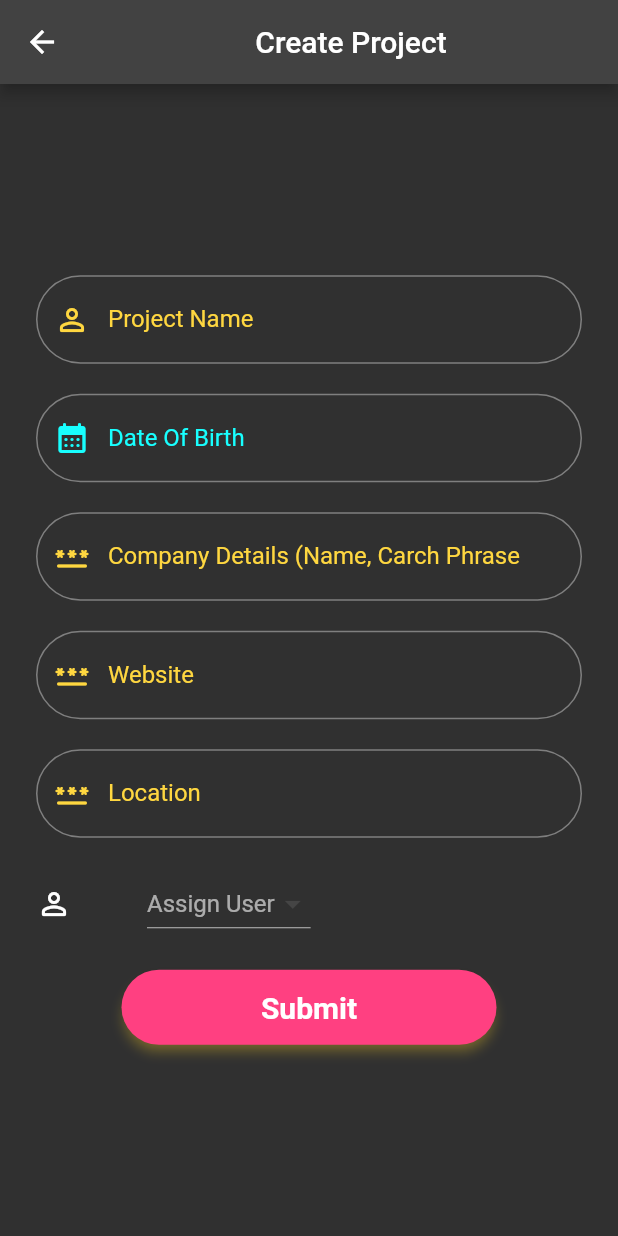
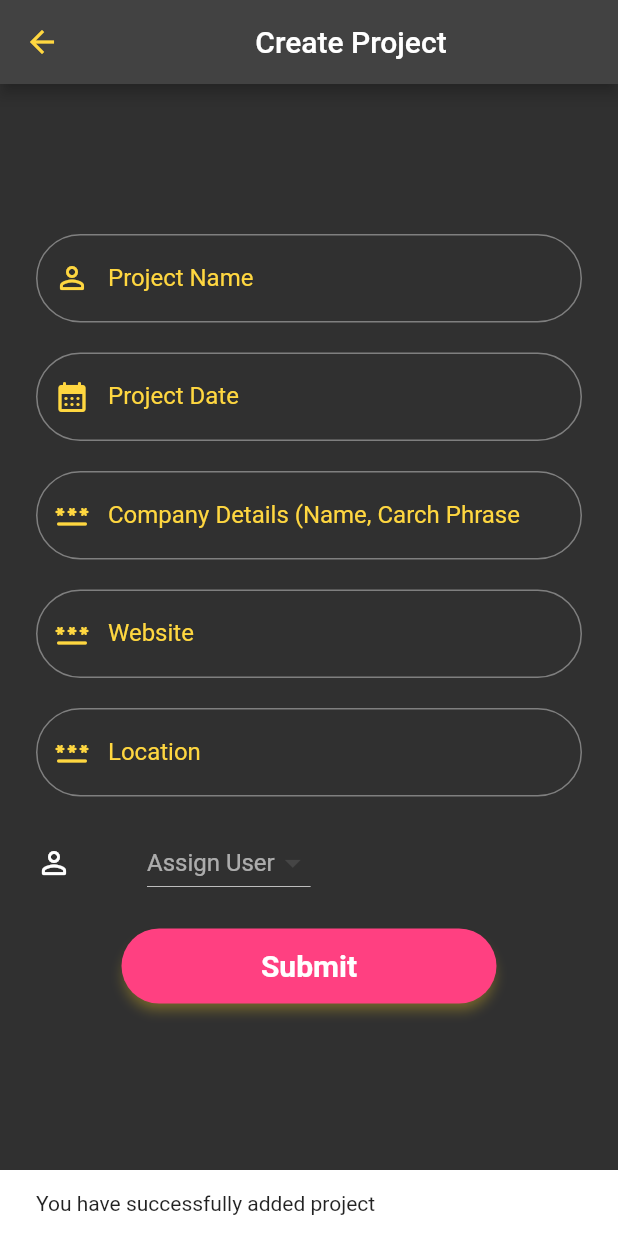
Before and after one commit to maheswarsiva/Flutter_task, a Flutter app: the CreateProject screen opened directly, after a tap on "Submit", on a phone screen of 412 x 824 dp. Run offline on Flutter 3.47's test engine with Material 2 defaults, Android fonts, the phone set to English and light mode, and no system bars; our stand-ins replace cloud_firestore, firebase_auth, firebase_core; accounts and stored records are empty.

Commit message:
request updated

```diff
--- a/lib/Screens/createproject.dart
+++ b/lib/Screens/createproject.dart
@@ -5,6 +5,7 @@ import 'package:cloud_firestore/cloud_firestore.dart';
 import 'package:flutter/material.dart';
 import 'package:intl/intl.dart';
 import 'package:http/http.dart' as http;
+import 'package:my_app/Screens/adminscreen.dart';
 
 class CreateProject extends StatefulWidget {
   const CreateProject({Key? key}) : super(key: key);
@@ -14,44 +15,27 @@ class CreateProject extends StatefulWidget {
 }
 
 class _CreateProjectState extends State<CreateProject> {
-  @override
-  Widget build(BuildContext context) {
   final TextEditingController _date = TextEditingController();
   final TextEditingController prjname = TextEditingController();
   final TextEditingController company = TextEditingController();
   final TextEditingController website = TextEditingController();
   final TextEditingController location = TextEditingController();
-
-    // List userData = [];
-
-    // Future userlist() async {
-    //   var baseUrl = "https://jsonplaceholder.typicode.com/users";
-
-    //   http.Response response = await http.get(Uri.parse(baseUrl));
-
-    //   if (response.statusCode == 200) {
-    //     var jsonData = json.decode(response.body);
-    //     setState(() {
-    //       userData = jsonData;
-    //     });
-    //     debugPrint(userData.toString());
-    //   } else {
-    //     throw Exception('Failed to CREATE event: ${response.body}');
-    //   }
-    // }
-
-    // @override
-    // // ignore: unused_element
-    // void initState() {
-    //   super.initState();
-    //   userlist();
-    // }
-
   var dropdownvalue;
-
+  @override
+  Widget build(BuildContext context) {
     return Scaffold(
-      appBar: AppBar(title: const Center(child: Text("Create Project"))),
-      body: SafeArea(
+      appBar: AppBar(
+        title: const Center(child: Text("Create Project")),
+        automaticallyImplyLeading: false,
+        leading: IconButton(
+            icon: const Icon(Icons.arrow_back, color: Colors.amberAccent),
+            onPressed: () {
+              Navigator.push(context,
+                  MaterialPageRoute(builder: (context) => const AdminScreen()));
+            }),
+      ),
+      body: SingleChildScrollView(
+        child: SafeArea(
           child: Padding(
             padding:
                 const EdgeInsets.symmetric(horizontal: 24.0, vertical: 100.0),
@@ -60,6 +44,7 @@ class _CreateProjectState extends State<CreateProject> {
               children: [
                 SizedBox(
                   child: TextField(
+                    key: const ValueKey(1),
                     controller: prjname,
                     decoration: InputDecoration(
                       prefixIcon: const Icon(Icons.person_outline_rounded,
@@ -76,15 +61,19 @@ class _CreateProjectState extends State<CreateProject> {
                   height: 20,
                 ),
                 TextField(
+                  autofocus: false,
+                  style: const TextStyle(color: Colors.white),
+                  key: const ValueKey(2),
+                  obscureText: false,
                   controller: _date,
                   decoration: InputDecoration(
                     prefixIcon: const Icon(Icons.calendar_month_rounded,
-                      color: Colors.cyanAccent),
+                        color: Colors.amberAccent),
                     border: OutlineInputBorder(
                       borderRadius: BorderRadius.circular(30),
                     ),
-                  labelText: "Date Of Birth",
-                  labelStyle: const TextStyle(color: Colors.cyanAccent),
+                    labelText: "Project Date",
+                    labelStyle: const TextStyle(color: Colors.amberAccent),
                   ),
                   onTap: () async {
                     DateTime? pickedDate = await showDatePicker(
@@ -95,9 +84,12 @@ class _CreateProjectState extends State<CreateProject> {
 
                     if (pickedDate != null) {
                       setState(() {
-                      _date.text = DateFormat('YYYY-MM-dd').format(pickedDate);
+                        _date.text =
+                            DateFormat('dd-MM-yyyy').format(pickedDate);
                         //('dd-MM-yyy').format(pickedDate)
                       });
+                    } else {
+                      debugPrint("Date is not selected");
                     }
                   },
                 ),
@@ -157,11 +149,12 @@ class _CreateProjectState extends State<CreateProject> {
                 ),
                 StreamBuilder<QuerySnapshot>(
                     stream: FirebaseFirestore.instance
-                      .collection("users")
+                        .collection("userlist")
                         .snapshots(),
-                  builder: (context, snapshot) {
+                    builder: (BuildContext context,
+                        AsyncSnapshot<QuerySnapshot> snapshot) {
                       if (!snapshot.hasData) {
-                      const Text("Loading");
+                        const CircularProgressIndicator();
                       } else {
                         List<DropdownMenuItem> userData = [];
 
@@ -169,9 +162,9 @@ class _CreateProjectState extends State<CreateProject> {
                           DocumentSnapshot snap = snapshot.data!.docs[i];
                           userData.add(DropdownMenuItem(
                             // ignore: sort_child_properties_last
-                          child: Text(snap.id),
+                            child: Text(snap['name']),
                             // ignore: unnecessary_string_interpolations
-                          value: "${snap.id}",
+                            value: "${snap['name']}",
                           ));
                         }
                         return Row(
@@ -181,6 +174,7 @@ class _CreateProjectState extends State<CreateProject> {
                               width: 50.0,
                             ),
                             DropdownButton<dynamic>(
+                              value: dropdownvalue,
                               items: userData,
                               onChanged: (userValue) {
                                 final snackBar = SnackBar(
@@ -190,15 +184,15 @@ class _CreateProjectState extends State<CreateProject> {
                                     .showSnackBar(snackBar);
                                 setState(() {
                                   dropdownvalue = userValue;
+                                  debugPrint(userValue);
                                 });
                               },
-                            value: dropdownvalue,
                               hint: const Text("Assign User"),
                             )
                           ],
                         );
                       }
-                    return Container();
+                      return const CircularProgressIndicator();
                     }),
                 const SizedBox(
                   height: 20,
@@ -224,10 +218,30 @@ class _CreateProjectState extends State<CreateProject> {
                         "company": company.text,
                         "website": website.text,
                         "location": location.text,
+                        "user": dropdownvalue,
                       };
+                      try {
                         FirebaseFirestore.instance
                             .collection("projectlist")
                             .add(data);
+                        ScaffoldMessenger.of(context).showSnackBar(
+                            const SnackBar(
+                                content: Text(
+                                    'You have successfully added project')));
+                      } catch (e) {
+                        ScaffoldMessenger.of(context).showSnackBar(
+                            const SnackBar(
+                                content: Text(
+                                    'Something Went Wrong While Adding Data')));
+                      }
+                      prjname.clear();
+                      _date.clear();
+                      company.clear();
+                      website.clear();
+                      location.clear();
+                      setState(() {
+                        dropdownvalue = null;
+                      });
                       // Navigator.push(
                       //     context,
                       //     MaterialPageRoute(
@@ -246,6 +260,7 @@ class _CreateProjectState extends State<CreateProject> {
             ),
           ),
         ),
+      ),
     );
   }
 }
--- a/lib/main.dart
+++ b/lib/main.dart
@@ -1,5 +1,6 @@
 import 'package:firebase_core/firebase_core.dart';
 import 'package:flutter/material.dart';
+import 'package:my_app/Screens/createproject.dart';
 import 'package:my_app/Screens/loginscreen.dart';
 
 Future<void> main() async {
@@ -19,7 +20,7 @@ class MyApp extends StatelessWidget {
       debugShowCheckedModeBanner: false,
       title: 'Flutter Demo',
       theme: ThemeData(brightness: Brightness.dark),
-      home: const LoginScreen(),
+      home: const CreateProject(),
     );
   }
 }
```
Also changed, not shown: lib/Screens/createuser.dart (+37 -6 lines), lib/Screens/loginscreen.dart (+19 -1 lines), 1 other file. Lines whose indentation alone changed are shown as unchanged.
